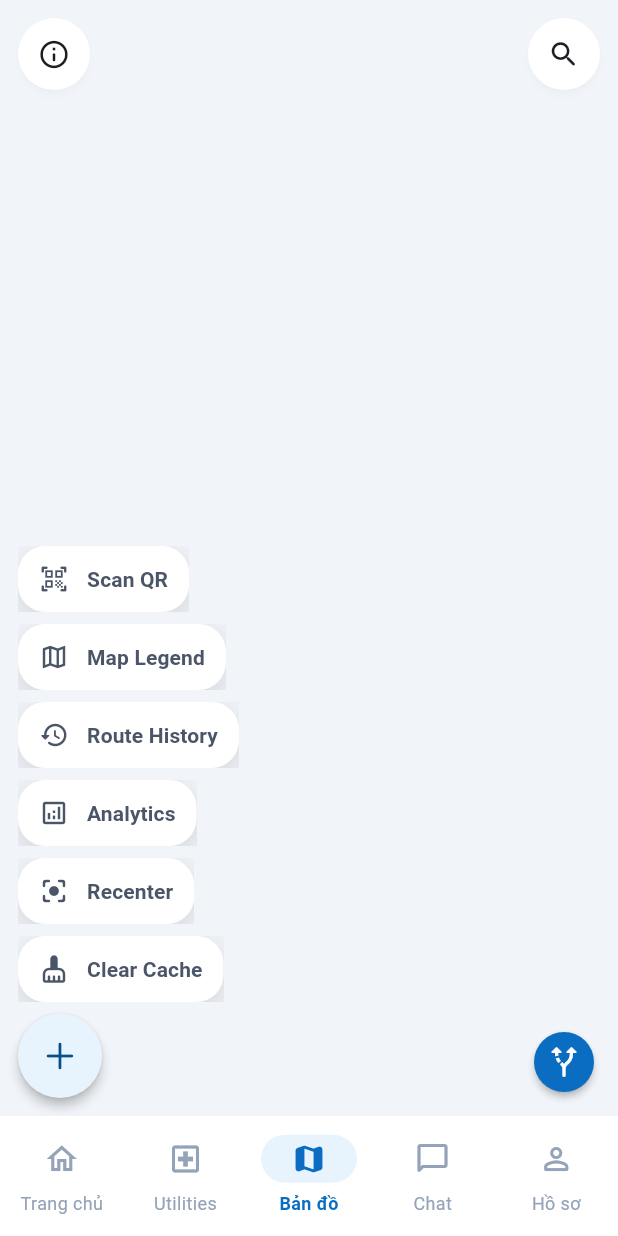
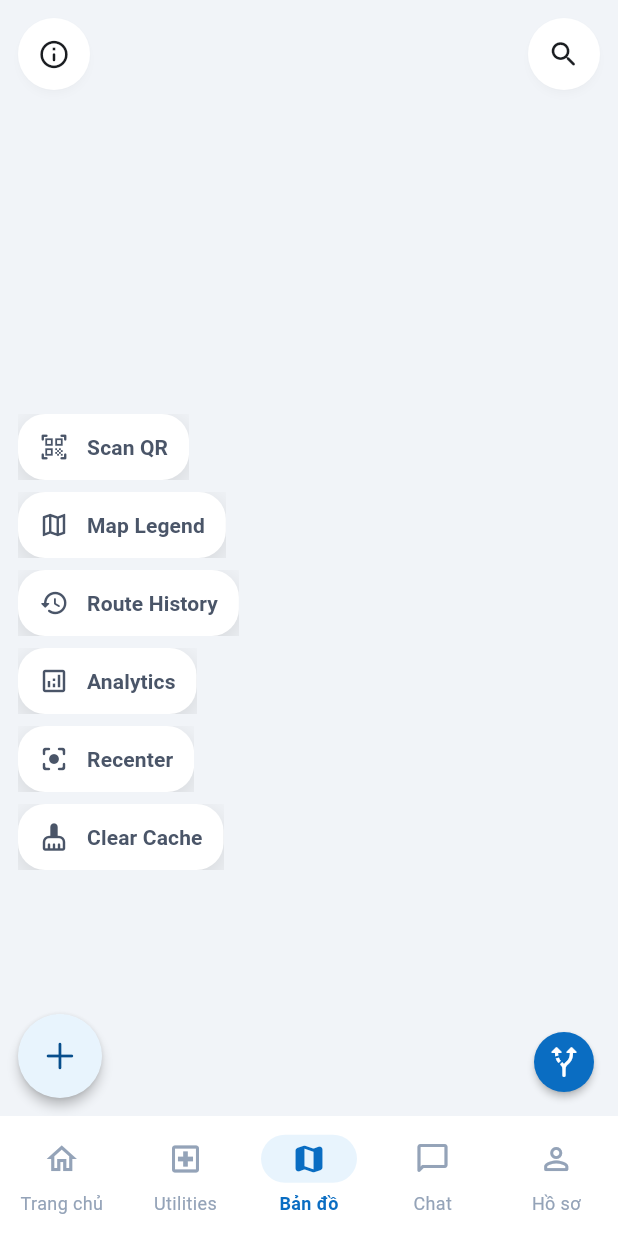
Before and after one commit to SengathitBannavong/hospital-app, a Flutter app: the MapPage screen opened by its route, after a tap on the "close" icon, after a tap on the "menu" icon, on a phone screen of 412 x 824 dp. Run offline on Flutter 3.47's test engine with Material 3 defaults, Android fonts, the light colour scheme and no system bars; our stand-ins replace connectivity_plus, dio, firebase_core, firebase_messaging, flutter_dotenv, flutter_local_notifications and 9 more; missing offline and left inert: mobile_scanner; accounts and stored records are empty; generated files the repository leaves out were written again; network calls fail; Roboto replaces fonts that are missing (Plus Jakarta Sans).

Commit message:
fix(map): anchor expandable action menu to FAB left edge + cleanups
- Position the expandable action menu popup from the FAB's real on-screen
  rect (GlobalKey) instead of CompositedTransformFollower, which centered
  the popup; it now grows straight up from the button's left edge
- Add tap-outside scrim, height-bounded scrollable list, and drop phantom
  semantics when collapsed (overlay torn down on close)
- Remove redundant per-item Tooltip that crashed inside the overlay
- Replace deprecated SizeTransition.axisAlignment with alignment
- Restore strict edgeReads == 1 assertion (verified still holds)
- Remove accidentally tracked FETCH_HEAD and gitignore it

Signed-off-by: bannavong <bannavong.sa239717@sis.hust.edu.vn>

```diff
--- a/lib/features/map/presentation/widgets/map_page/expandable_map_action_menu.dart
+++ b/lib/features/map/presentation/widgets/map_page/expandable_map_action_menu.dart
@@ -35,13 +35,24 @@
   static const Duration _staggerStep = Duration(milliseconds: 40);
   static const double _slideDistance = 0.16;
 
+  final GlobalKey _fabKey = GlobalKey();
+  final OverlayPortalController _overlayController = OverlayPortalController();
   late final AnimationController _controller;
   bool _isOpen = false;
 
   @override
   void initState() {
     super.initState();
-    _controller = AnimationController(vsync: this, duration: _menuDuration);
+    _controller = AnimationController(vsync: this, duration: _menuDuration)
+      ..addStatusListener(_handleAnimationStatus);
+  }
+
+  void _handleAnimationStatus(AnimationStatus status) {
+    // Tear down the overlay (scrim + items) only once the close animation has
+    // finished, so the collapse stays visible.
+    if (status == AnimationStatus.dismissed && _overlayController.isShowing) {
+      _overlayController.hide();
+    }
   }
 
   @override
@@ -50,26 +61,24 @@
     super.dispose();
   }
 
-  void _toggleMenu() {
-    setState(() {
-      _isOpen = !_isOpen;
-    });
+  void _openMenu() {
     if (_isOpen) {
+      return;
+    }
+    setState(() => _isOpen = true);
+    _overlayController.show();
     _controller.forward();
-    } else {
-      _controller.reverse();
-    }
   }
 
   void _closeMenu() {
     if (!_isOpen) {
       return;
     }
-    setState(() {
-      _isOpen = false;
-    });
+    setState(() => _isOpen = false);
     _controller.reverse();
   }
+
+  void _toggleMenu() => _isOpen ? _closeMenu() : _openMenu();
 
   void _handleActionTap(ExpandableMapActionMenuItem item) {
     _closeMenu();
@@ -78,16 +87,53 @@
 
   @override
   Widget build(BuildContext context) {
-    final items = <Widget>[
+    return OverlayPortal(
+      controller: _overlayController,
+      overlayChildBuilder: _buildOverlay,
+      child: KeyedSubtree(key: _fabKey, child: _buildMainButton(context)),
+    );
+  }
+
+  Widget _buildOverlay(BuildContext context) {
+    // Anchor the popup to the FAB's real on-screen rect so it always grows
+    // straight up from the button's left edge (not centered on the overlay).
+    final fabBox = _fabKey.currentContext?.findRenderObject() as RenderBox?;
+    if (fabBox == null || !fabBox.hasSize) {
+      return const SizedBox.shrink();
+    }
+    final screen = MediaQuery.of(context).size;
+    final fabTopLeft = fabBox.localToGlobal(Offset.zero);
+    final maxHeight = screen.height * 0.6;
+
+    return Stack(
+      children: [
+        // Tap-outside-to-close scrim. Transparent but catches taps so the menu
+        // dismisses without leaking the gesture to the map underneath.
+        Positioned.fill(
+          child: GestureDetector(
+            behavior: HitTestBehavior.opaque,
+            onTap: _closeMenu,
+          ),
+        ),
+        Positioned(
+          left: fabTopLeft.dx,
+          bottom: screen.height - fabTopLeft.dy + AppSpacing.sm,
+          child: ConstrainedBox(
+            constraints: BoxConstraints(maxHeight: maxHeight),
+            child: SingleChildScrollView(
+              reverse: true,
+              child: Column(
+                mainAxisSize: MainAxisSize.min,
+                crossAxisAlignment: CrossAxisAlignment.start,
+                children: [
                   for (var index = 0; index < widget.actions.length; index++)
                     _buildActionItem(context, widget.actions[index], index),
-      _buildMainButton(context),
-    ];
-
-    return Column(
-      mainAxisSize: MainAxisSize.min,
-      crossAxisAlignment: CrossAxisAlignment.start,
-      children: items,
+                ],
+              ),
+            ),
+          ),
+        ),
+      ],
     );
   }
 
@@ -113,15 +159,13 @@
         ? scheme.primaryContainer
         : scheme.surfaceContainerHigh;
 
-    return IgnorePointer(
-      ignoring: !_isOpen,
-      child: Padding(
+    return Padding(
       padding: EdgeInsets.only(
         bottom: index == widget.actions.length - 1 ? AppSpacing.sm : 8,
       ),
       child: SizeTransition(
         sizeFactor: animation,
-          axisAlignment: 1,
+        alignment: Alignment.bottomCenter,
         child: FadeTransition(
           opacity: animation,
           child: SlideTransition(
@@ -129,8 +173,9 @@
               begin: const Offset(0, _slideDistance),
               end: Offset.zero,
             ).animate(animation),
-              child: Tooltip(
-                message: item.label,
+            // No Tooltip here: the label is already shown as visible text, and
+            // a Tooltip (itself an OverlayPortal) cannot compute its paint
+            // transform while nested inside this CompositedTransformFollower.
             child: Semantics(
               button: true,
               label: item.label,
@@ -180,8 +225,6 @@
           ),
         ),
       ),
-        ),
-      ),
     );
   }
 
```
Also changed, not shown: pubspec.lock, 3 other files. Lines whose indentation alone changed are shown as unchanged.
